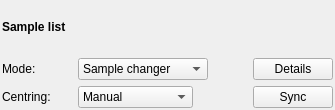
The window that Bricks/widgets/ui_files/Qt4_sample_changer_widget_layout.ui (mxcube/mxcubeqt) describes before a commit, drawn with Qt 5.
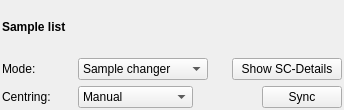
The same window after the commit.

Commit message: 2015.07.07. Solved local merge

The edit to the form file:
```diff
--- a/Bricks/widgets/ui_files/Qt4_sample_changer_widget_layout.ui
+++ b/Bricks/widgets/ui_files/Qt4_sample_changer_widget_layout.ui
@@ -6,7 +6,7 @@
    <rect>
     <x>0</x>
     <y>0</y>
-    <width>335</width>
+    <width>344</width>
     <height>110</height>
    </rect>
   </property>
@@ -99,7 +99,7 @@
          </property>
          <property name="sizeHint" stdset="0">
           <size>
-           <width>5</width>
+           <width>10</width>
            <height>20</height>
           </size>
          </property>
@@ -113,8 +113,20 @@
            <verstretch>0</verstretch>
           </sizepolicy>
          </property>
+         <property name="minimumSize">
+          <size>
+           <width>110</width>
+           <height>0</height>
+          </size>
+         </property>
+         <property name="maximumSize">
+          <size>
+           <width>110</width>
+           <height>16777215</height>
+          </size>
+         </property>
          <property name="text">
-          <string>Details</string>
+          <string>Show SC-Details</string>
          </property>
         </widget>
        </item>
@@ -170,7 +182,7 @@
          </property>
          <property name="sizeHint" stdset="0">
           <size>
-           <width>5</width>
+           <width>10</width>
            <height>20</height>
           </size>
          </property>
```
The commit also changes 1 other file.
